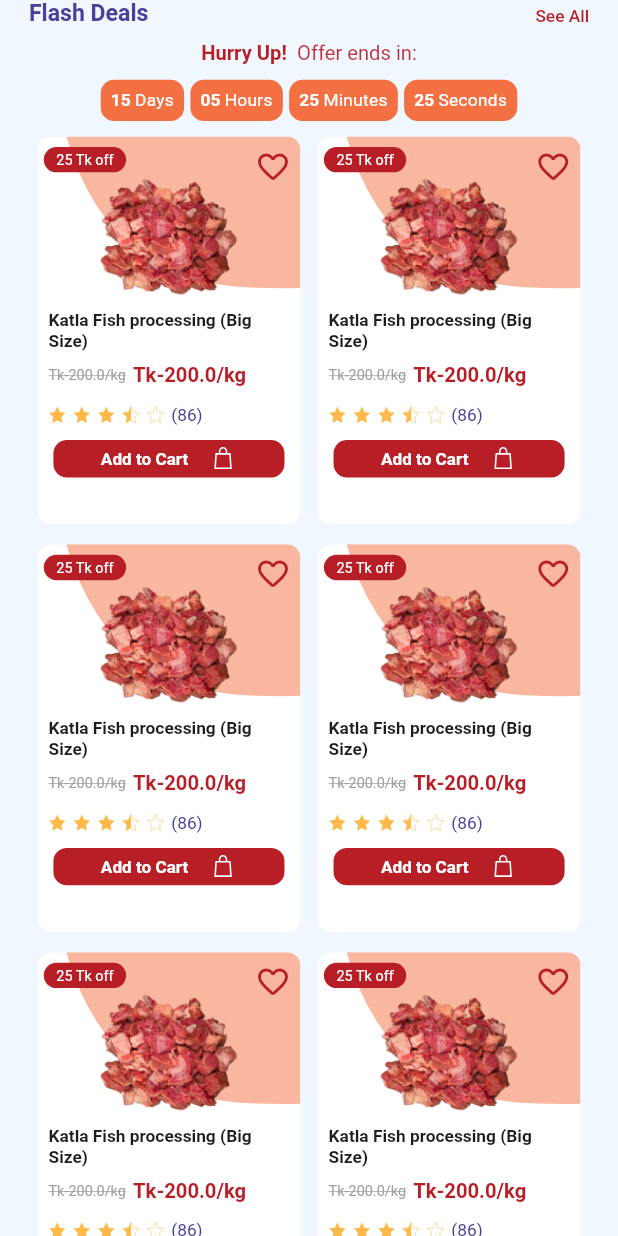
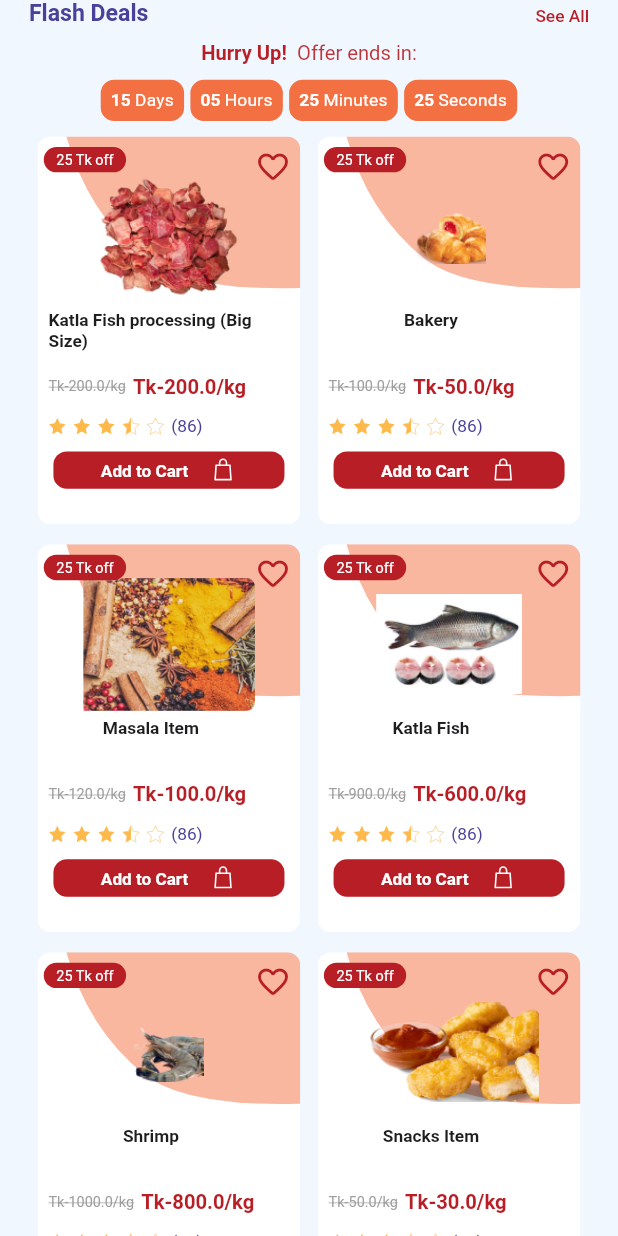
Before and after one commit to Sabuj-Kumar/ecomarce_project_masala_bazar, a Flutter app: the FlashDeals widget shown alone on an empty page, opened directly, after a tap on "Add to Cart", on a phone screen of 412 x 824 dp. Run offline on Flutter 3.47's test engine with Material 2 defaults, Android fonts, the phone set to English and light mode, and no system bars; our stand-ins replace badges, carousel_slider, connectivity, fluro, flutter_otp_text_field, flutter_screenutil and 7 more; accounts and stored records are empty; generated files the repository leaves out were written again; project files that could hold a hidden picture were left out.

Commit message:
Cart Badge

```diff
--- a/lib/components/navigation_bar/RoundedTabBarWidgets/widgets/tabbar_item_widget.dart
+++ b/lib/components/navigation_bar/RoundedTabBarWidgets/widgets/tabbar_item_widget.dart
@@ -1,6 +1,10 @@
+import 'package:efgecom/config/custom_text_style.dart';
+import 'package:efgecom/providers/cart_provider.dart';
 import 'package:flutter/material.dart';
 import 'package:flutter_screenutil/flutter_screenutil.dart';
 import 'package:flutter_svg/flutter_svg.dart';
+import 'package:badges/badges.dart';
+import 'package:provider/provider.dart';
 
 class TabBarItemWidget extends StatefulWidget {
   final bool isSelected;
@@ -21,6 +25,7 @@ class TabBarItemWidget extends StatefulWidget {
     required this.itemSelectedColor,
     required this.itemNormalColor,
   }) : super(key: key);
+
   @override
   _TabBarItemWidgetState createState() => _TabBarItemWidgetState();
 }
@@ -39,7 +44,48 @@ class _TabBarItemWidgetState extends State<TabBarItemWidget> {
               widget.onItemPressed!();
             }
           },
+          child:
+          widget.icons == 'assets/icons/cart.svg'
+              ? Center(
+                  child: Badge(
+                    elevation: 0,
+                    padding: EdgeInsets.all(7.h),
+                    position: BadgePosition.topEnd(),
+                    toAnimate: false,
+                    badgeContent: Text(
+                      '${context.watch<CartProvider>().counter}',
+                      style: CustomTextStyle.linkText(context).copyWith(
+                          fontSize: 9.sp,
+                          color: Colors.white,
+                          fontWeight: FontWeight.bold),
+                    ),
+                    /*badgeContent: Consumer<CartProvider>(
+                        builder: (context, value, child) {
+                      return Text(
+                        value.getCounter().toString(),
+                        style: CustomTextStyle.linkText(context).copyWith(
+                            fontSize: 9.sp,
+                            color: Colors.white,
+                            fontWeight: FontWeight.bold),
+                      );
+                    }),*/
                     child: Column(
+                      mainAxisAlignment: MainAxisAlignment.spaceEvenly,
+                      mainAxisSize: MainAxisSize.min,
+                      children: [
+                        SvgPicture.asset(
+                          widget.icons,
+                          color: _iconColor,
+                        ),
+                        Text(
+                          widget.iconName,
+                          style: TextStyle(color: _iconColor, fontSize: 12.sp),
+                        ),
+                      ],
+                    ),
+                  ),
+                )
+              : Column(
                   mainAxisAlignment: MainAxisAlignment.spaceEvenly,
                   mainAxisSize: MainAxisSize.min,
                   children: [
--- a/lib/pages/Product_Details_Page/Widgets/draggable_widgerts.dart
+++ b/lib/pages/Product_Details_Page/Widgets/draggable_widgerts.dart
@@ -22,7 +22,7 @@ class DragAbleList extends StatelessWidget {
                 Column(
                   children: [
                     SizedBox(height: 33.73.h,),
-                    Text("katla fish Khabo uk ki giye ghurbo heheh."),
+                    Text("Product Title"),
                     Container(
                       color: Colors.purple,
                       height: height * 0.3,
--- a/lib/pages/homePage/widget/flash_deals.dart
+++ b/lib/pages/homePage/widget/flash_deals.dart
@@ -34,47 +34,47 @@ class _FlashDealsState extends State<FlashDeals> {
           rating: 4.6,
           reviews: 86),
       FeaturedProductModel(
-          imgUrl: 'assets/img/meat.png',
+          imgUrl: 'assets/img/bakery.png',
           titleBang: 'কাতলা মাছ প্রসেসিং ( বড় মাছ)',
-          titleEng: 'Katla Fish processing (Big Size)',
-          newPrice: 200,
-          oldPrice: 200,
+          titleEng: 'Bakery',
+          newPrice: 50,
+          oldPrice: 100,
           discountPrice: 25,
           rating: 4.6,
           reviews: 86),
       FeaturedProductModel(
-          imgUrl: 'assets/img/meat.png',
+          imgUrl: 'assets/img/masala.png',
           titleBang: 'কাতলা মাছ প্রসেসিং ( বড় মাছ)',
-          titleEng: 'Katla Fish processing (Big Size)',
-          newPrice: 200,
-          oldPrice: 200,
+          titleEng: 'Masala Item',
+          newPrice: 100,
+          oldPrice: 120,
           discountPrice: 25,
           rating: 4.6,
           reviews: 86),
       FeaturedProductModel(
-          imgUrl: 'assets/img/meat.png',
+          imgUrl: 'assets/img/katla.png',
           titleBang: 'কাতলা মাছ প্রসেসিং ( বড় মাছ)',
-          titleEng: 'Katla Fish processing (Big Size)',
-          newPrice: 200,
-          oldPrice: 200,
+          titleEng: 'Katla Fish',
+          newPrice: 600,
+          oldPrice: 900,
           discountPrice: 25,
           rating: 4.6,
           reviews: 86),
       FeaturedProductModel(
-          imgUrl: 'assets/img/meat.png',
+          imgUrl: 'assets/img/shrimp.png',
           titleBang: 'কাতলা মাছ প্রসেসিং ( বড় মাছ)',
-          titleEng: 'Katla Fish processing (Big Size)',
-          newPrice: 200,
-          oldPrice: 200,
+          titleEng: 'Shrimp',
+          newPrice: 800,
+          oldPrice: 1000,
           discountPrice: 25,
           rating: 4.6,
           reviews: 86),
       FeaturedProductModel(
-          imgUrl: 'assets/img/meat.png',
+          imgUrl: 'assets/img/Snacks.png',
           titleBang: 'কাতলা মাছ প্রসেসিং ( বড় মাছ)',
-          titleEng: 'Katla Fish processing (Big Size)',
-          newPrice: 200,
-          oldPrice: 200,
+          titleEng: 'Snacks Item',
+          newPrice: 30,
+          oldPrice: 50,
           discountPrice: 25,
           rating: 4.6,
           reviews: 86),
--- a/lib/pages/homePage/widget/product_tile.dart
+++ b/lib/pages/homePage/widget/product_tile.dart
@@ -4,9 +4,11 @@ import 'package:efgecom/config/custom_text_style.dart';
 import 'package:flutter/material.dart';
 import 'package:flutter_screenutil/flutter_screenutil.dart';
 import 'package:flutter_svg/flutter_svg.dart';
+import 'package:provider/provider.dart';
 
 import '../../../components/layers/offer_layer.dart';
 import '../../../config/theme_config.dart';
+import '../../../providers/cart_provider.dart';
 
 class ProductTile extends StatefulWidget {
   final String imgUrl;
@@ -39,6 +41,7 @@ class _ProductTileState extends State<ProductTile> {
 
   @override
   Widget build(BuildContext context) {
+    final cart = Provider.of<CartProvider>(context);
     return Container(
       decoration: BoxDecoration(
           borderRadius: BorderRadius.circular(productTileCurve.r),
@@ -86,7 +89,8 @@ class _ProductTileState extends State<ProductTile> {
                             child: Center(
                               child: Text(
                                 '${widget.discountPrice?.toInt()} Tk off',
-                                style: CustomTextStyle.linkText(context).copyWith(color: Colors.white),
+                                style: CustomTextStyle.linkText(context)
+                                    .copyWith(color: Colors.white),
                               ),
                             ),
                           ),
@@ -103,6 +107,7 @@ class _ProductTileState extends State<ProductTile> {
                         children: [
                           Container(
                             margin: EdgeInsets.only(right: 25.w),
+                            height: 40.h,
                             child: Text(
                               widget.titleEng,
                               style: CustomTextStyle.bodyText2(context)
@@ -179,7 +184,16 @@ class _ProductTileState extends State<ProductTile> {
                 height: 28.h,
                 width: 160.w,
                 child: ElevatedButton(
-                  onPressed: () {},
+                  onPressed: () {
+                    log('add to cart pressed');
+                    cart.addCounter();
+                    /*final snackBar = SnackBar(
+                      backgroundColor: Colors.green,
+                      content: Text('${widget.titleEng} is added to Cart'),
+                      duration: Duration(milliseconds: 2000),
+                    );
+                    ScaffoldMessenger.of(context).showSnackBar(snackBar);*/
+                  },
                   style: ElevatedButton.styleFrom(
                       primary: buttonColor,
                       elevation: 0,
--- a/lib/pages/wrapper.dart
+++ b/lib/pages/wrapper.dart
@@ -1,5 +1,6 @@
 import 'dart:developer';
 import 'package:connectivity/connectivity.dart';
+import 'package:efgecom/providers/cart_provider.dart';
 import 'package:flutter/material.dart';
 import 'package:flutter_gen/gen_l10n/app_localizations.dart';
 import 'package:flutter_localizations/flutter_localizations.dart';
@@ -93,6 +94,7 @@ class _WrapperState extends State<Wrapper> with WidgetsBindingObserver {
     return MultiProvider(
       providers: [
         ChangeNotifierProvider(create: (context) => UserProvider()),
+        ChangeNotifierProvider(create: (context) => CartProvider()),
         StreamProvider<ConnectivityResult>.value(
           value: ConnectivityService().connectionStatusController.stream,
           initialData: ConnectivityResult.wifi,
--- /dev/null
+++ b/lib/providers/cart_provider.dart
@@ -0,0 +1,60 @@
+import 'package:flutter/cupertino.dart';
+import 'package:shared_preferences/shared_preferences.dart';
+
+class CartProvider with ChangeNotifier {
+  int _counter = 0;
+
+  int get counter => _counter;
+
+  double _totalPrice = 0.0;
+
+  double get totalPrice => _totalPrice;
+
+  void _setPrefItems() async {
+    SharedPreferences prefs = await SharedPreferences.getInstance();
+    prefs.setInt('cart_items', _counter);
+    prefs.setDouble('total_price', _totalPrice);
+    notifyListeners();
+  }
+
+  void _getPrefItems() async {
+    SharedPreferences prefs = await SharedPreferences.getInstance();
+    _counter = prefs.getInt('cart_items') ?? 0;
+    _totalPrice = prefs.getDouble('total_price') ?? 0.0;
+    notifyListeners();
+  }
+
+  void addCounter() {
+    _counter++;
+    _setPrefItems();
+    notifyListeners();
+  }
+
+  void removeCounter() {
+    _counter--;
+    _setPrefItems();
+    notifyListeners();
+  }
+
+  int getCounter() {
+    _getPrefItems();
+    return _counter;
+  }
+
+  void addTotalPrice(double price) {
+    _totalPrice = _totalPrice + price;
+    _setPrefItems();
+    notifyListeners();
+  }
+
+  void removeTotalPrice(double price) {
+    _totalPrice = _totalPrice - price;
+    _setPrefItems();
+    notifyListeners();
+  }
+
+  double getTotalPrice() {
+    _getPrefItems();
+    return _totalPrice;
+  }
+}
--- a/pubspec.yaml
+++ b/pubspec.yaml
@@ -67,6 +67,7 @@ dev_dependencies:
   moor_generator: ^4.5.1
   build_runner:
   build_web_compilers:
+  badges: ^2.0.2
   flutter_test:
     sdk: flutter
 
```
Also changed, not shown: pubspec.lock. Lines whose indentation alone changed are shown as unchanged.
